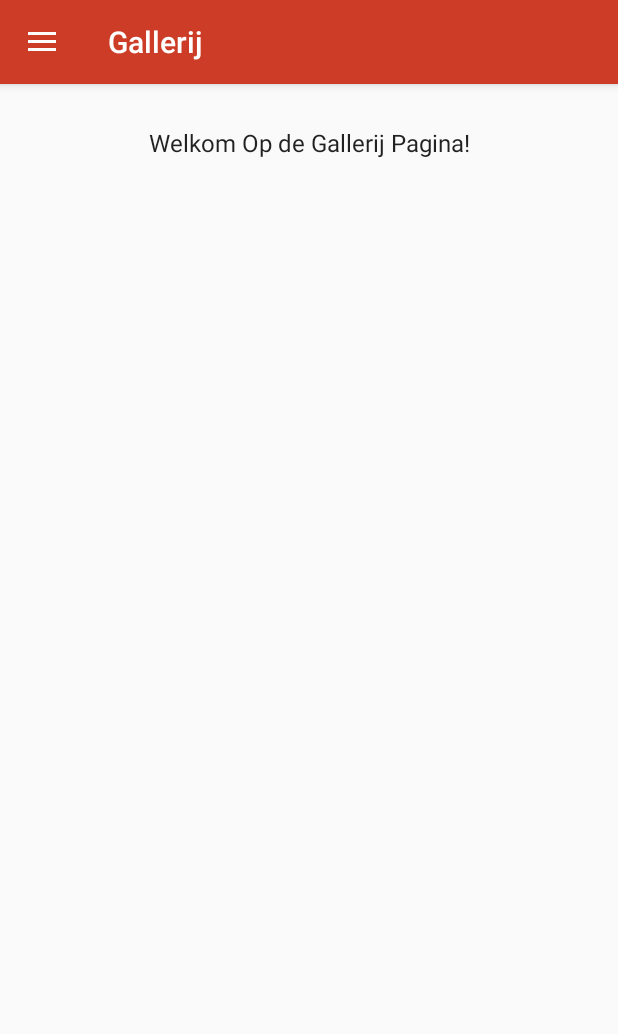
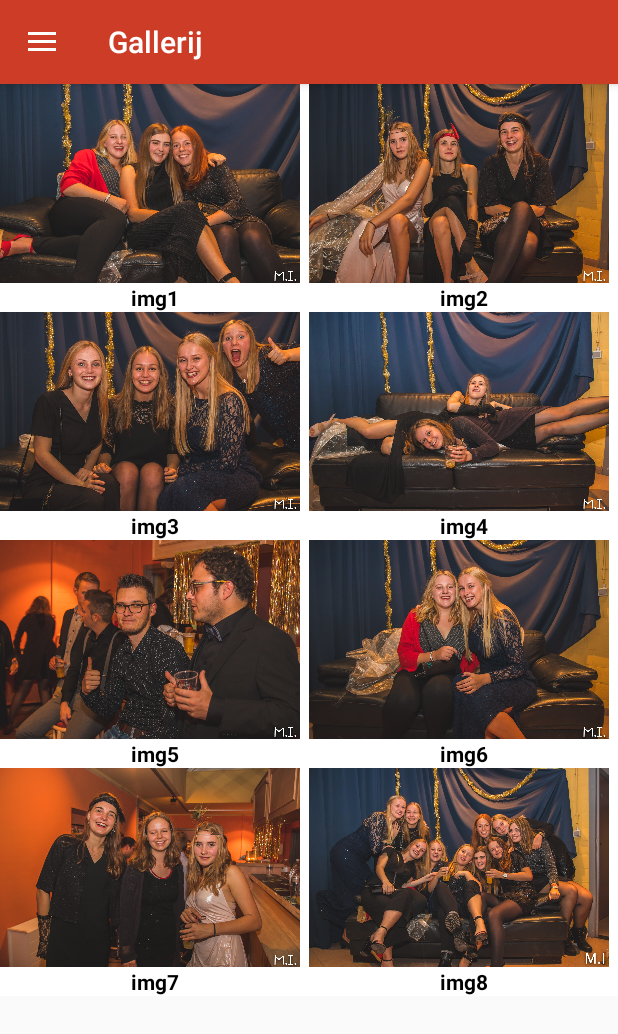
Before and after one commit to BrunoStr/KljAppKotlin, an Android app: the screen it shows after launch (MainActivity), after a tap on "GALLERIJ", on a phone screen of 412 x 824 dp. Shown: the top 1034 px of the screen. Run offline under Robolectric (Android 15) with nearby library versions, the phone set to English and light mode, and no system bars.

Commit message:
Gebruiker kan een overzicht van foto's bekijken in galleryFragment

```diff
--- /dev/null
+++ b/app/src/main/java/com/example/bruno/kljvissenakenapp/Gallerij/GalleryAdapter.kt
@@ -0,0 +1,36 @@
+package com.example.bruno.kljvissenakenapp.Gallerij
+
+import android.content.Context
+import android.support.v7.widget.RecyclerView
+import android.view.LayoutInflater
+import android.view.View
+import android.view.ViewGroup
+import android.widget.ImageView
+import android.widget.Toast
+import com.example.bruno.kljvissenakenapp.R
+import kotlinx.android.synthetic.main.gallery_item.view.*
+
+class GalleryAdapter(var galleryList:MutableList<Photo>, var context: Context):RecyclerView.Adapter<CustomViewHolder>(){
+
+    override fun onCreateViewHolder(parent: ViewGroup, viewType: Int): CustomViewHolder {
+        val layoutInflater = LayoutInflater.from(parent.context)
+        val cellForRow = layoutInflater.inflate(R.layout.gallery_item, parent, false)
+
+        return CustomViewHolder(cellForRow)
+    }
+
+    override fun getItemCount(): Int {
+        return galleryList.count()
+    }
+
+    override fun onBindViewHolder(holder: CustomViewHolder, position: Int) {
+        holder.view.title.text = galleryList.get(position).title
+        holder.view.img.scaleType = ImageView.ScaleType.CENTER_CROP
+        holder.view.img.setImageResource(galleryList.get(position).img)
+    }
+
+}
+
+class CustomViewHolder(val view: View): RecyclerView.ViewHolder(view){
+
+}
--- a/app/src/main/java/com/example/bruno/kljvissenakenapp/Gallerij/GalleryFragment.kt
+++ b/app/src/main/java/com/example/bruno/kljvissenakenapp/Gallerij/GalleryFragment.kt
@@ -2,12 +2,21 @@ package com.example.bruno.kljvissenakenapp.Gallerij
 
 import android.os.Bundle
 import android.support.v4.app.Fragment
+import android.support.v7.widget.GridLayoutManager
+import android.support.v7.widget.RecyclerView
 import android.view.LayoutInflater
 import android.view.View
 import android.view.ViewGroup
 import com.example.bruno.kljvissenakenapp.R
 
 class GalleryFragment:Fragment(){
+
+    var image_titles = mutableListOf("img1", "img2", "img3", "img4", "img5", "img6", "img7", "img8")
+
+    var image_ids = mutableListOf(R.drawable.pic1min,R.drawable.pic2min, R.drawable.pic3min, R.drawable.pic4min,
+        R.drawable.pic5min, R.drawable.pic6min, R.drawable.pic7min, R.drawable.pic8min, R.drawable.pic9min, R.drawable.pic10min)
+
+
     override fun onCreateView(inflater: LayoutInflater, container: ViewGroup?, savedInstanceState: Bundle?): View? {
         activity?.setTitle(R.string.gallery_title)
         return inflater?.inflate(R.layout.fragment_gallery, null)
@@ -15,5 +24,27 @@ class GalleryFragment:Fragment(){
 
     override fun onViewCreated(view: View, savedInstanceState: Bundle?) {
         super.onViewCreated(view, savedInstanceState)
+
+        var recycler = view.findViewById<RecyclerView>(R.id.galleryRecycler)
+
+        var layoutManager:RecyclerView.LayoutManager = GridLayoutManager(activity?.applicationContext, 2)
+        recycler.layoutManager = layoutManager
+
+        var photos = prepareData()
+        val adapter = GalleryAdapter(photos,activity!!.applicationContext )
+        adapter.setHasStableIds(true)
+        recycler.adapter = adapter
+    }
+
+    private fun prepareData():MutableList<Photo>{
+        var images = mutableListOf<Photo>()
+
+        for (i in 0..(image_titles.count()-1)){
+            var item = Photo(image_titles[i],image_ids[i])
+            //var item = Photo(image_titles[i],R.drawable.pic9)
+            images.add(item)
+        }
+
+        return images
     }
 }
--- /dev/null
+++ b/app/src/main/java/com/example/bruno/kljvissenakenapp/Gallerij/Photo.kt
@@ -0,0 +1,4 @@
+package com.example.bruno.kljvissenakenapp.Gallerij
+
+class Photo(var title:String, var img:Int) {
+}
--- a/app/src/main/res/layout/fragment_gallery.xml
+++ b/app/src/main/res/layout/fragment_gallery.xml
@@ -3,12 +3,13 @@
                                              xmlns:app="http://schemas.android.com/apk/res-auto" xmlns:tools="http://schemas.android.com/tools" android:layout_width="match_parent"
                                              android:layout_height="match_parent">
 
-    <TextView
-            android:text="@string/gallery_text"
-            android:layout_width="wrap_content"
-            android:layout_height="wrap_content"
-            android:id="@+id/textView2" android:layout_marginTop="28dp"
-            app:layout_constraintTop_toTopOf="parent" app:layout_constraintStart_toStartOf="parent"
-            android:layout_marginStart="8dp" app:layout_constraintEnd_toEndOf="parent" android:layout_marginEnd="8dp"
-            android:textAppearance="@style/TextAppearance.AppCompat.Light.Widget.PopupMenu.Large"/>
+    <android.support.v7.widget.RecyclerView
+            android:layout_width="0dp"
+            android:layout_height="0dp"
+            android:id="@+id/galleryRecycler"
+            app:layout_constraintTop_toTopOf="parent"
+            app:layout_constraintBottom_toBottomOf="parent"
+            app:layout_constraintEnd_toEndOf="parent"
+            app:layout_constraintStart_toStartOf="parent"
+    />
 </android.support.constraint.ConstraintLayout>
--- /dev/null
+++ b/app/src/main/res/layout/gallery_item.xml
@@ -0,0 +1,22 @@
+<?xml version="1.0" encoding="utf-8"?>
+<LinearLayout xmlns:android="http://schemas.android.com/apk/res/android"
+              android:background="#fff"
+              android:layout_width="match_parent"
+              android:layout_height="wrap_content"
+              android:orientation="vertical">
+
+    <ImageView
+            android:id="@+id/img"
+            android:adjustViewBounds="true"
+            android:layout_width="200dp"
+            android:layout_height="wrap_content" android:background="@mipmap/ic_launcher"/>
+
+    <TextView
+            android:layout_gravity="center"
+            android:id="@+id/title"
+            android:textColor="#000"
+            android:textStyle="bold"
+            android:layout_width="220dp"
+            android:layout_height="wrap_content" android:textAlignment="center"/>
+
+</LinearLayout>
```
Also changed, not shown: app/src/main/res/drawable-nodpi/pic10min.jpg (added), app/src/main/res/drawable-nodpi/pic1min.jpg (added), app/src/main/res/drawable-nodpi/pic2min.jpg (added), app/src/main/res/drawable-nodpi/pic3min.jpg (added), app/src/main/res/drawable-nodpi/pic4min.jpg (added), app/src/main/res/drawable-nodpi/pic5min.jpg (added), app/src/main/res/drawable-nodpi/pic6min.jpg (added), app/src/main/res/drawable-nodpi/pic7min.jpg (added), app/src/main/res/drawable-nodpi/pic8min.jpg (added), app/src/main/res/drawable-nodpi/pic9min.jpg (added).
